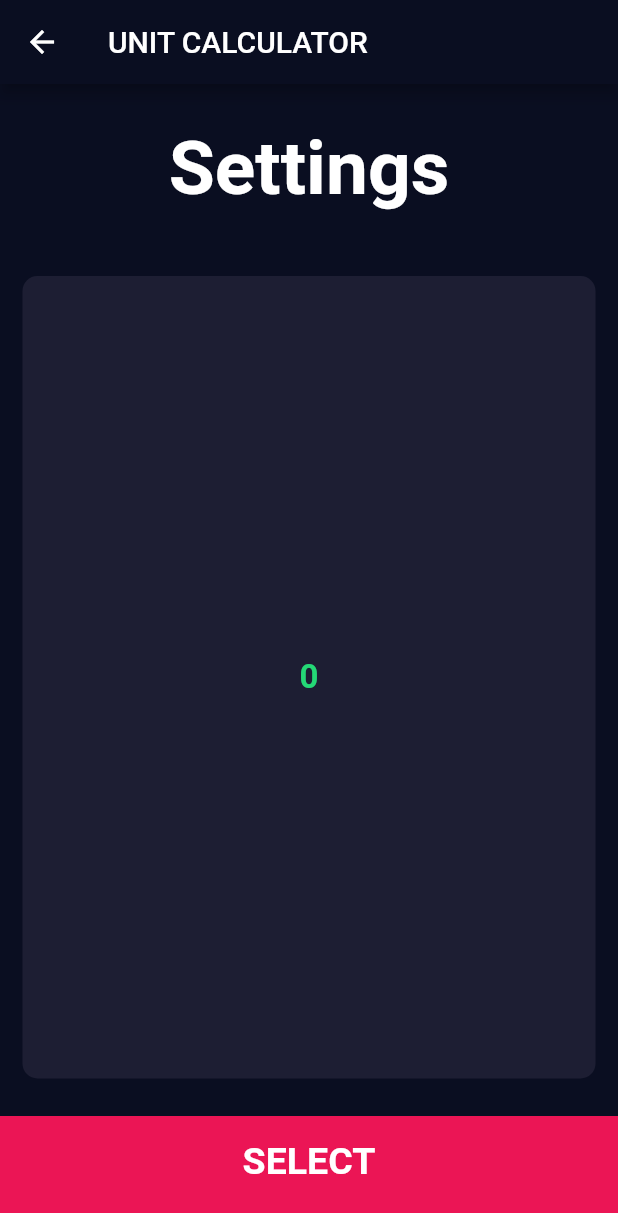
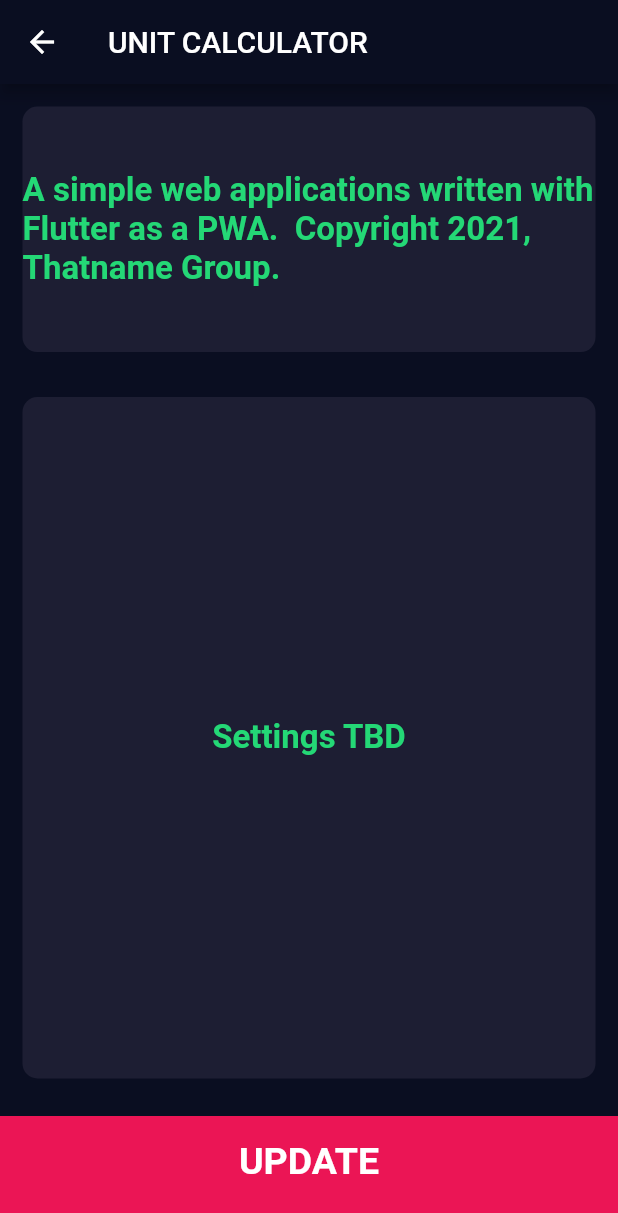
Before and after one commit to alpiepho/unit_calculator, a Flutter app: the SettingsPage screen opened directly with empty values, on a phone screen of 412 x 824 dp. Shown: the top 1213 px of the screen. Run offline on Flutter 3.47's test engine with Material 2 defaults, Android fonts, the phone set to English and light mode, and no system bars; our stand-ins replace font_awesome_flutter; missing offline and left inert: flutter_material_pickers.

Commit message:
fixed color fro unit picker; some refactor on about/settings; started more units

```diff
--- a/lib/main.dart
+++ b/lib/main.dart
@@ -9,6 +9,7 @@ class UnitCalculator extends StatelessWidget {
     return MaterialApp(
       theme: ThemeData.dark().copyWith(
         primaryColor: Color(0xFF0A0E21),
+        accentColor: Colors.red,
         scaffoldBackgroundColor: Color(0xFF0A0E21),
       ),
       home: InputPage(),
--- a/lib/screens/input_page.dart
+++ b/lib/screens/input_page.dart
@@ -40,6 +40,9 @@ class _InputPageState extends State<InputPage> {
         setState(() {
           selectedUnitSelect = value;
           unitType = this.calc.decodeUnitTypeSelectString(selectedUnitSelect);
+          if (valueRight < this.calc.rangeMin(unitType)) valueRight = this.calc.rangeMin(unitType);
+          if (valueRight > this.calc.rangeMax(unitType)) valueRight = this.calc.rangeMax(unitType);
+
           //TODO refactor
           valueLeft = valueRight;
           valueLeft = double.parse(valueLeft.toStringAsFixed(2));
--- a/lib/screens/settings_page.dart
+++ b/lib/screens/settings_page.dart
@@ -25,15 +25,31 @@ class SettingsPage extends StatelessWidget {
             crossAxisAlignment: CrossAxisAlignment.stretch,
             children: <Widget>[
               Expanded(
-                child: Container(
-                  padding: EdgeInsets.all(15.0),
-                  alignment: Alignment.center,
-                  child: Text(
-                    'Settings',
-                    style: kTitleTextStyle,
+                flex: 2,
+                child: ReusableCard(
+                  colour: kActiveCardColour,
+                  cardChild: Column(
+                    mainAxisAlignment: MainAxisAlignment.spaceEvenly,
+                    crossAxisAlignment: CrossAxisAlignment.center,
+                    children: <Widget>[
+                      Text(
+                        "A simple web applications written with Flutter as a PWA.  Copyright 2021, Thatname Group.",
+                        style: kResultTextStyle,
+                      ),
+                    ],
                   ),
                 ),
               ),
+              // Expanded(
+              //   child: Container(
+              //     padding: EdgeInsets.all(15.0),
+              //     alignment: Alignment.center,
+              //     child: Text(
+              //       'Settings',
+              //       style: kTitleTextStyle,
+              //     ),
+              //   ),
+              // ),
               Expanded(
                 flex: 5,
                 child: ReusableCard(
@@ -43,7 +59,7 @@ class SettingsPage extends StatelessWidget {
                     crossAxisAlignment: CrossAxisAlignment.center,
                     children: <Widget>[
                       Text(
-                        unitType.toString().toUpperCase(),
+                        "Settings TBD",
                         style: kResultTextStyle,
                       ),
                     ],
@@ -51,7 +67,7 @@ class SettingsPage extends StatelessWidget {
                 ),
               ),
               BottomButton(
-                buttonTitle: 'SELECT',
+                buttonTitle: 'UPDATE',
                 onTap: () {
                   Navigator.pop(context, this.unitType); //NOTE: return left in as example
                 },
```
Also changed, not shown: lib/calculator_engine.dart (+46 -17 lines), 1 other file.
